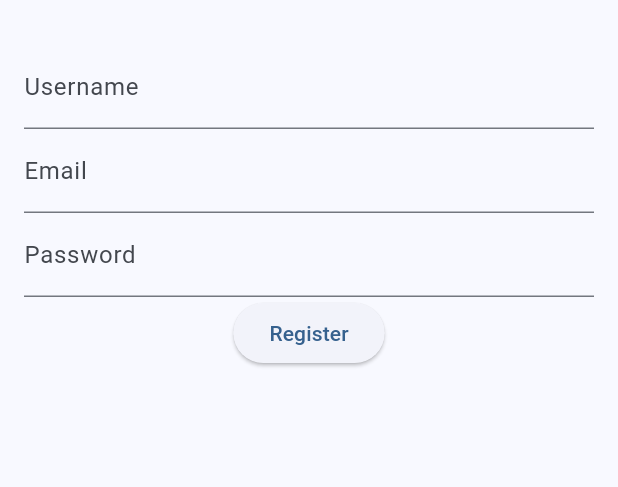
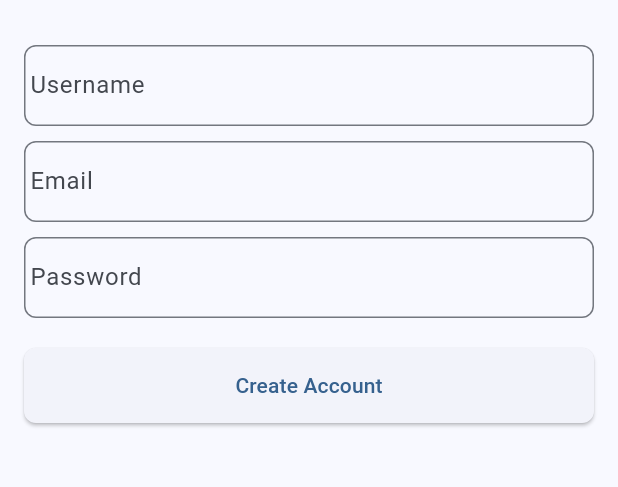
Before and after one commit to MaliqourHuncho254/DBT_flutter, a Flutter app: the screen it shows after launch, on a phone screen of 412 x 824 dp, the part 63-550 px from its top. Run offline on Flutter 3.47's test engine with Material 3 defaults, Android fonts, the phone set to English and light mode, and no system bars.

Commit message:
Second register with styles in it

```diff
--- a/lib/register_component.dart
+++ b/lib/register_component.dart
@@ -20,8 +20,12 @@ class _RegisterComponentState extends State<RegisterComponent> {
       child: Column(
         children: [
           TextFormField(
-            decoration: const InputDecoration(
+            decoration: InputDecoration(
               labelText: "Username",
+              contentPadding: const EdgeInsets.symmetric(vertical: 15.0),
+              border: OutlineInputBorder(
+                borderRadius: BorderRadius.circular(8.0),
+              ),
             ),
             validator: (value) {
               if (value == null || value.isEmpty) {
@@ -31,9 +35,14 @@ class _RegisterComponentState extends State<RegisterComponent> {
             },
             onChanged: (value) => setState(() => _username = value), // Update username on change
           ),
+          const SizedBox(height: 10.0), // Add spacing between fields
           TextFormField(
-            decoration: const InputDecoration(
+            decoration: InputDecoration(
               labelText: "Email",
+              contentPadding: const EdgeInsets.symmetric(vertical: 15.0),
+              border: OutlineInputBorder(
+                borderRadius: BorderRadius.circular(8.0),
+              ),
             ),
             validator: (value) {
               if (value == null || value.isEmpty) {
@@ -45,9 +54,14 @@ class _RegisterComponentState extends State<RegisterComponent> {
             },
             onChanged: (value) => setState(() => _email = value), // Update email on change
           ),
+          const SizedBox(height: 10.0), // Add spacing between fields
           TextFormField(
-            decoration: const InputDecoration(
+            decoration: InputDecoration(
               labelText: "Password",
+              contentPadding: const EdgeInsets.symmetric(vertical: 15.0),
+              border: OutlineInputBorder(
+                borderRadius: BorderRadius.circular(8.0),
+              ),
             ),
             obscureText: true, // Hide password characters
             validator: (value) {
@@ -58,6 +72,7 @@ class _RegisterComponentState extends State<RegisterComponent> {
             },
             onChanged: (value) => setState(() => _password = value), // Update password on change
           ),
+          const SizedBox(height: 20.0), // Add spacing before button
           ElevatedButton(
             onPressed: () {
               if (_formKey.currentState!.validate()) {
@@ -65,7 +80,13 @@ class _RegisterComponentState extends State<RegisterComponent> {
                 print("Username: $_username, Email: $_email, Password: $_password"); // Placeholder for registration logic
               }
             },
-            child: const Text("Register"),
+            child: const Text("Create Account"),
+            style: ElevatedButton.styleFrom(
+              minimumSize: const Size(double.infinity, 50), // Set button width
+              shape: RoundedRectangleBorder(
+                borderRadius: BorderRadius.circular(8.0),
+              ),
+            ),
           ),
         ],
       ),
```
